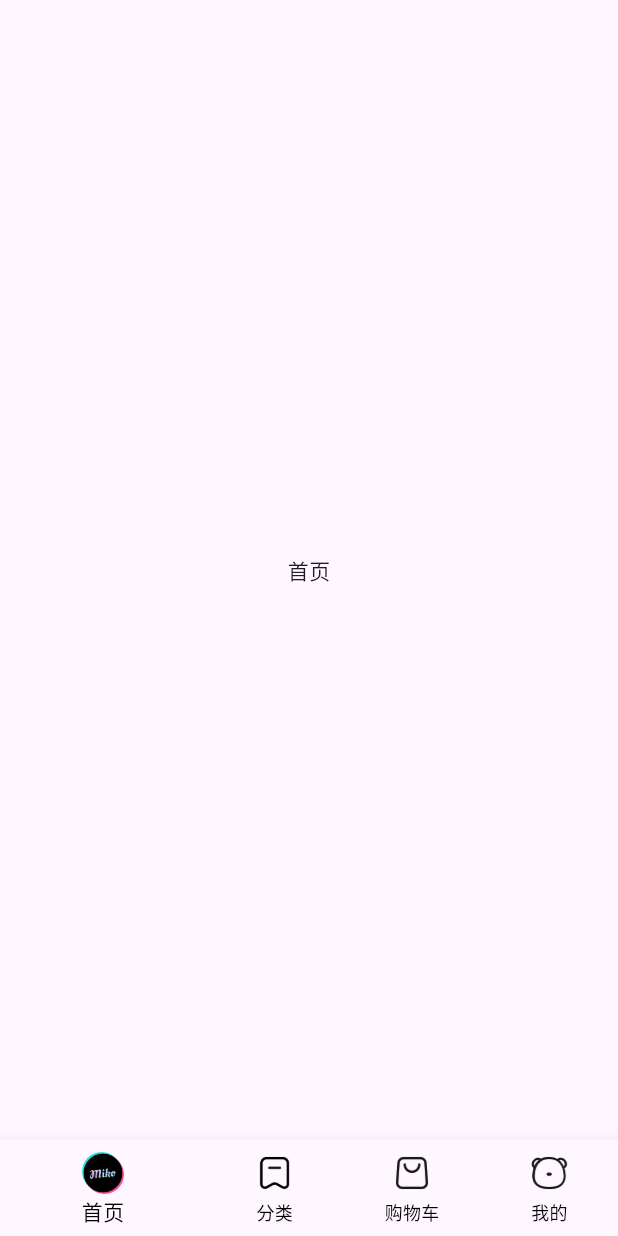
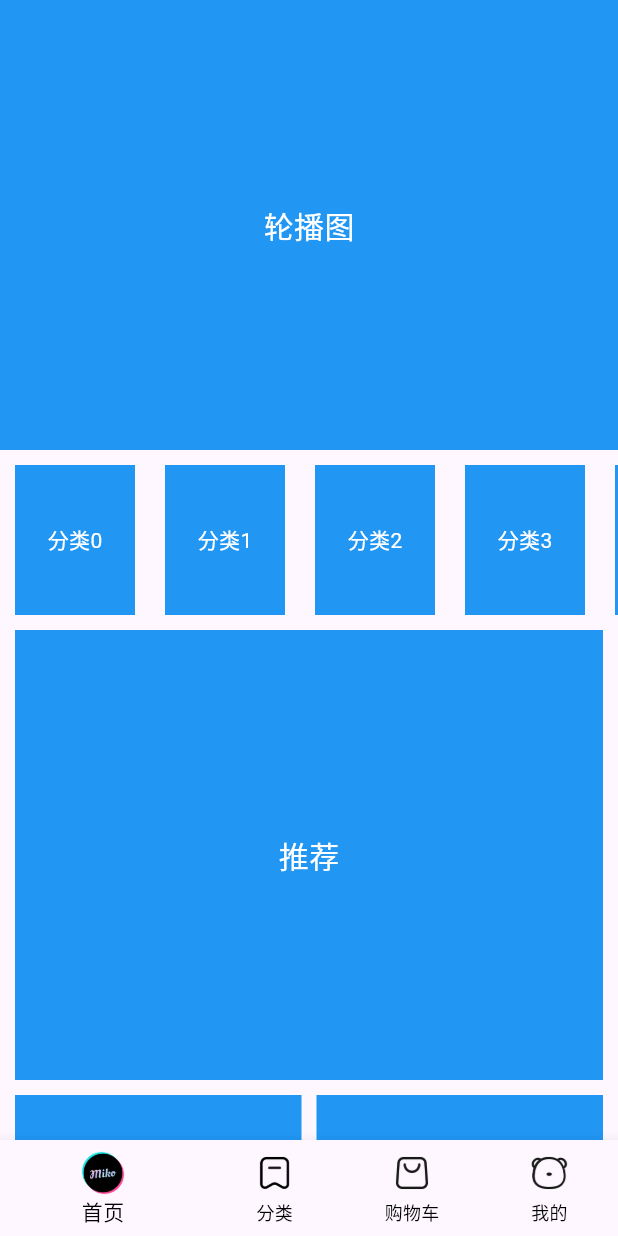
Before and after one commit to lshyeye/FlutterProject, a Flutter app: the screen it shows after launch, on a phone screen of 412 x 824 dp. Run offline on Flutter 3.47's test engine with Material 3 defaults, Android fonts, the phone set to English and light mode, and no system bars.

Commit message:
feat: 首页布局代码实现

```diff
--- /dev/null
+++ b/hm_shop/lib/components/Home/HmCategory.dart
@@ -0,0 +1,31 @@
+import 'package:flutter/material.dart';
+
+class HmCategory extends StatefulWidget {
+  HmCategory({Key? key}) : super(key: key);
+
+  @override
+  _HmCategoryState createState() => _HmCategoryState();
+}
+
+class _HmCategoryState extends State<HmCategory> {
+  @override
+  Widget build(BuildContext context) {
+    // 返回一个横向滚动的组件，但是需要设置高度
+    return SizedBox(
+      height: 100,
+      child: ListView.builder(
+        scrollDirection: Axis.horizontal,
+        itemCount: 10,
+        itemBuilder: (BuildContext context, int index) {
+        return Container(
+          width: 80,
+          height: 100,
+          alignment: Alignment.center,
+          margin: EdgeInsets.symmetric(horizontal: 10),
+          color: Colors.blue,
+          child: Text('分类$index', style: TextStyle(color: Colors.white)),
+        );
+      }),
+    ) ;
+  }
+}
--- /dev/null
+++ b/hm_shop/lib/components/Home/HmHot.dart
@@ -0,0 +1,20 @@
+import 'package:flutter/material.dart';
+
+class HmHot extends StatefulWidget {
+  HmHot({Key? key}) : super(key: key);
+
+  @override
+  _HmHotState createState() => _HmHotState();
+}
+
+class _HmHotState extends State<HmHot> {
+  @override
+  Widget build(BuildContext context) {
+    return Container(
+      height: 200,
+      color: Colors.blue,
+      alignment: Alignment.center,
+      child: Text('爆品推荐', style: TextStyle(fontSize: 20, color: Colors.white)),
+    );
+  }
+}
--- /dev/null
+++ b/hm_shop/lib/components/Home/HmMoreList.dart
@@ -0,0 +1,37 @@
+import 'package:flutter/material.dart';
+
+class HmMoreList extends StatefulWidget {
+  HmMoreList({Key? key}) : super(key: key);
+
+  @override
+  _HmMoreListState createState() => _HmMoreListState();
+}
+
+class _HmMoreListState extends State<HmMoreList> {
+  @override
+  Widget build(BuildContext context) {
+    // 网格是 2 列
+    return SliverGrid.builder(
+      // 网格式 2列
+      gridDelegate: SliverGridDelegateWithFixedCrossAxisCount(
+        crossAxisCount: 2,
+        mainAxisSpacing: 10,
+        crossAxisSpacing: 10,
+      ),
+      itemBuilder: (BuildContext context, int index) {
+        return Padding(
+          padding: EdgeInsets.symmetric(horizontal: 10),
+          child: Container(
+            height: 100,
+            color: Colors.blue,
+            alignment: Alignment.center,
+            child: Text(
+              '商品',
+              style: TextStyle(fontSize: 20, color: Colors.white),
+            ),
+          ),
+        );
+      },
+    );
+  }
+}
--- /dev/null
+++ b/hm_shop/lib/components/Home/HmSlider.dart
@@ -0,0 +1,20 @@
+import 'package:flutter/material.dart';
+
+class HmSlider extends StatefulWidget {
+  HmSlider({Key? key}) : super(key: key);
+
+  @override
+  _HmSliderState createState() => _HmSliderState();
+}
+
+class _HmSliderState extends State<HmSlider> {
+  @override
+  Widget build(BuildContext context) {
+    return Container(
+      height: 300,
+      color:Colors.blue,
+      alignment: Alignment.center,
+      child: Text('轮播图', style: TextStyle(color: Colors.white, fontSize: 20)),
+    );
+  }
+}
--- /dev/null
+++ b/hm_shop/lib/components/Home/HmSuggestion.dart
@@ -0,0 +1,23 @@
+import 'package:flutter/material.dart';
+
+class HmSuggestion extends StatefulWidget {
+  HmSuggestion({Key? key}) : super(key: key);
+
+  @override
+  _HmSuggestionState createState() => _HmSuggestionState();
+}
+
+class _HmSuggestionState extends State<HmSuggestion> {
+  @override
+  Widget build(BuildContext context) {
+    return Padding(
+      padding: EdgeInsets.symmetric(horizontal: 10),
+      child: Container(
+        height: 300,
+        color: Colors.blue,
+        alignment: Alignment.center,
+        child: Text('推荐', style: TextStyle(fontSize: 20, color: Colors.white)),
+      ),
+    );
+  }
+}
--- a/hm_shop/lib/pages/Home/index.dart
+++ b/hm_shop/lib/pages/Home/index.dart
@@ -1,4 +1,9 @@
 import 'package:flutter/material.dart';
+import 'package:hm_shop/components/Home/HmCategory.dart';
+import 'package:hm_shop/components/Home/HmHot.dart';
+import 'package:hm_shop/components/Home/HmMoreList.dart';
+import 'package:hm_shop/components/Home/HmSlider.dart';
+import 'package:hm_shop/components/Home/HmSuggestion.dart';
 
 class HomeView extends StatefulWidget {
   HomeView({Key? key}) : super(key: key);
@@ -8,10 +13,49 @@
 }
 
 class _HomeViewState extends State<HomeView> {
+  // 获取滚动容器的内容
+  List<Widget> _getScrollChildren() {
+    return [
+      // 包裹普通widget 的slivert 家族的内容
+      SliverToBoxAdapter(child: HmSlider()),
+      // 间距
+      SliverToBoxAdapter(child: SizedBox(height: 10)),
+      // SliverGrid 和 SliverList 只能纵向排列
+      // 横向布局，使用 ListView
+      SliverToBoxAdapter(child: HmCategory()),
+      // 间距
+      SliverToBoxAdapter(child: SizedBox(height: 10)),
+      // 推荐
+      SliverToBoxAdapter(child: HmSuggestion()),
+      // 间距
+      SliverToBoxAdapter(child: SizedBox(height: 10)),
+      SliverToBoxAdapter(
+        // Flex 可以进行比例的分配
+        child: Padding(
+          padding: EdgeInsets.symmetric(horizontal: 10),
+          child: Flex(
+            direction: Axis.horizontal,
+            children: [
+              // 爆品
+              Expanded(child: HmHot()),
+              // 间距
+              SizedBox(width: 10),
+              // 爆品
+              Expanded(child: HmHot()),
+            ],
+          ),
+        ),
+      ),
+      // 间距
+      SliverToBoxAdapter(child: SizedBox(height: 10)),
+      // 无限滚动列表
+      HmMoreList(),
+    ];
+  }
+
   @override
   Widget build(BuildContext context) {
-    return Center(
-      child: Text('首页'),
-    );
+    // Sliver 家族
+    return CustomScrollView(slivers: _getScrollChildren());
   }
 }
```
